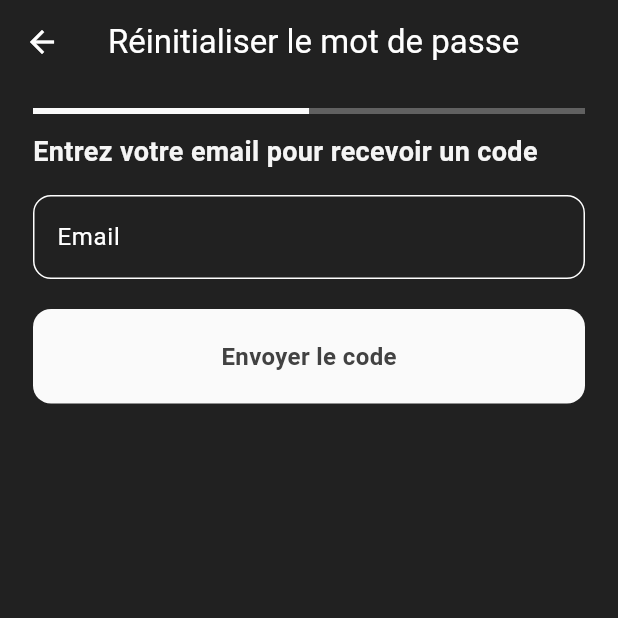
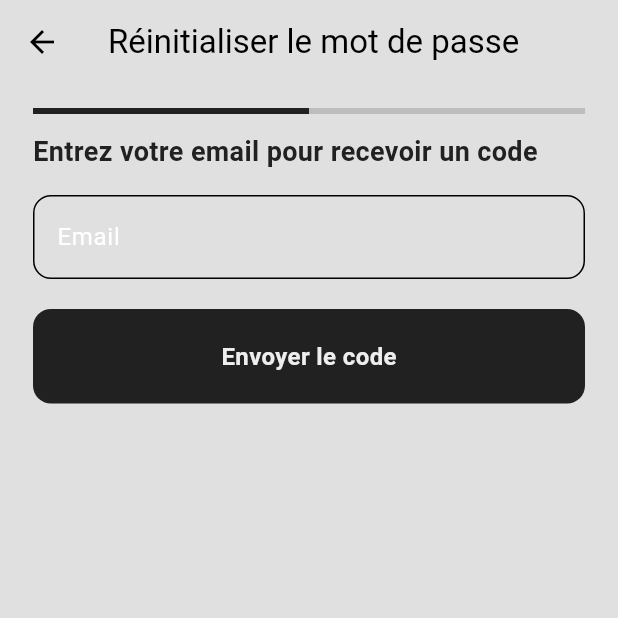
Before and after one commit to Daris02/social-app-ui, a Flutter app: the screen it shows after launch, after a tap on "Mot de passe oublier?", on a phone screen of 412 x 824 dp, the top half of it. Run offline on Flutter 3.47's test engine with Material 3 defaults, Android fonts, the phone set to English and light mode, and no system bars; our stand-ins replace awesome_notifications, cached_network_image, chewie, dio, file_picker, flutter_dotenv and 8 more; missing offline and left inert: cached_video_player_plus, flutter_webrtc, local_notifier, video_player_media_kit, video_thumbnail; accounts and stored records are empty.

Commit message:
feat: update theme manager & info org

```diff
--- a/lib/theme/theme_provider.dart
+++ b/lib/theme/theme_provider.dart
@@ -1,20 +1,52 @@
 import 'package:flutter/material.dart';
 import 'package:flutter_riverpod/flutter_riverpod.dart';
+import 'package:shared_preferences/shared_preferences.dart';
 import 'package:social_app/theme/dark_mode.dart';
 import 'package:social_app/theme/light_mode.dart';
 
+enum AppThemeMode { light, dark, system }
+
 class ThemeNotifier extends StateNotifier<ThemeData> {
-  ThemeNotifier(super.initialTheme);
-
-  void setTheme(ThemeData theme) {
-    state = theme;
+  ThemeNotifier() : super(lightMode) {
+    _loadTheme();
   }
 
-  void toggleTheme() {
-    state = (state == lightMode) ? darkMode : lightMode;
+  AppThemeMode _currentMode = AppThemeMode.system;
+
+  AppThemeMode get currentMode => _currentMode;
+
+  Future<void> _loadTheme() async {
+    final prefs = await SharedPreferences.getInstance();
+    final themeIndex = prefs.getInt('themeMode') ?? 2; // 0:light,1:dark,2:system
+    _currentMode = AppThemeMode.values[themeIndex];
+    _updateThemeFromMode();
+  }
+
+  Future<void> setThemeMode(AppThemeMode mode) async {
+    _currentMode = mode;
+    _updateThemeFromMode();
+    final prefs = await SharedPreferences.getInstance();
+    await prefs.setInt('themeMode', mode.index);
+  }
+
+  void _updateThemeFromMode() {
+    switch (_currentMode) {
+      case AppThemeMode.light:
+        state = lightMode;
+        break;
+      case AppThemeMode.dark:
+        state = darkMode;
+        break;
+      case AppThemeMode.system:
+        state = WidgetsBinding.instance.platformDispatcher.platformBrightness ==
+                Brightness.dark
+            ? darkMode
+            : lightMode;
+        break;
+    }
   }
 }
 
 final themeProvider = StateNotifierProvider<ThemeNotifier, ThemeData>(
-  (ref) => ThemeNotifier(darkMode),
+  (ref) => ThemeNotifier(),
 );
--- a/pubspec.yaml
+++ b/pubspec.yaml
@@ -44,6 +44,7 @@ dependencies:
   cached_network_image: ^3.4.1
   video_thumbnail: ^0.5.6
   photo_view: ^0.15.0
+  url_launcher: ^6.3.2
 
 dev_dependencies:
   flutter_test:
```
Also changed, not shown: lib/screens/settings/setting.dart (+60 -20 lines), lib/main.dart (line endings or trailing spaces), pubspec.lock, 6 other files.
